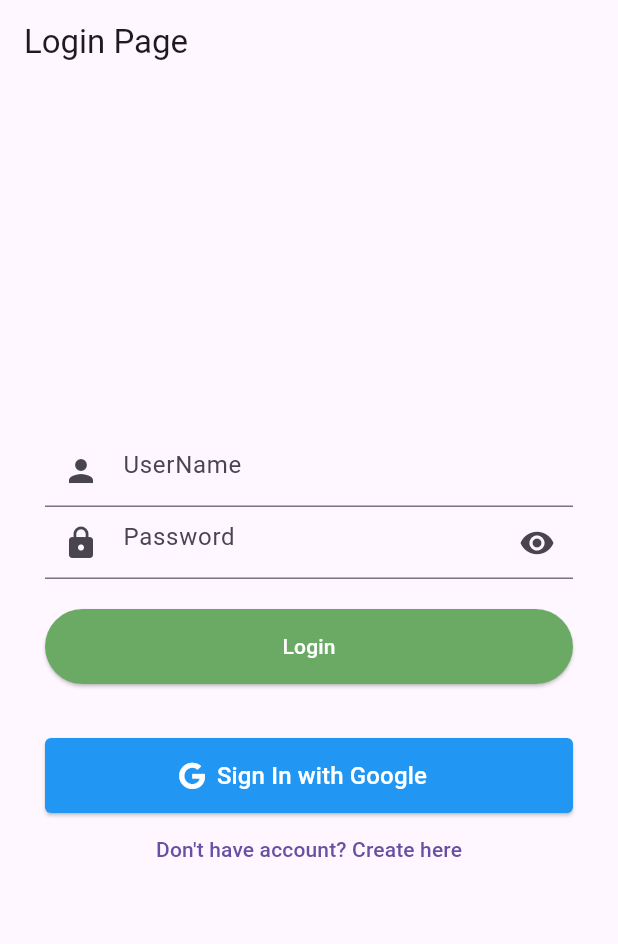
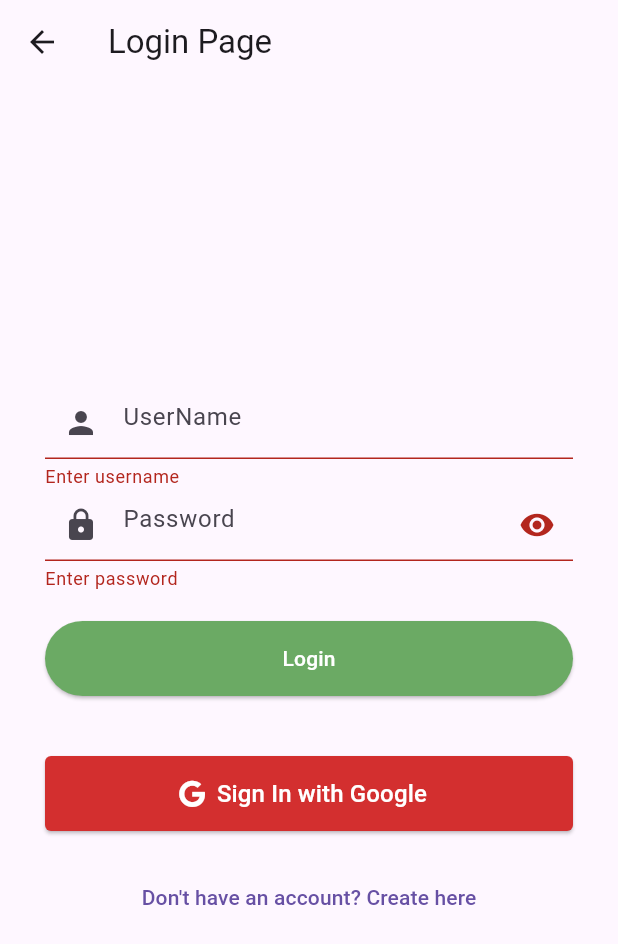
Before and after one commit to dchaitu/otp_boxes, a Flutter app: the screen it shows after launch, after a tap on "Login", on a phone screen of 412 x 824 dp. Shown: the top 944 px of the screen. Run offline on Flutter 3.47's test engine with Material 3 defaults, Android fonts, the phone set to English and light mode, and no system bars; our stand-ins replace firebase_auth, firebase_core, flutter_riverpod, font_awesome_flutter, google_sign_in, shared_preferences; accounts and stored records are empty.

Commit message:
user validation done

```diff
--- a/lib/provider/get_word_from_words_provider.dart
+++ b/lib/provider/get_word_from_words_provider.dart
@@ -108,7 +108,7 @@ class ApiService {
           headers: {
             "Content-Type": "application/json",
             "Accept": "application/json",
-            "Token": token
+            // "Token": token
           },
           body: jsonEncode({"username": username, "password": password})
 
--- a/lib/screens/login_screen.dart
+++ b/lib/screens/login_screen.dart
@@ -1,14 +1,13 @@
 import 'package:flutter/material.dart';
 import 'package:flutter_riverpod/flutter_riverpod.dart';
 import 'package:font_awesome_flutter/font_awesome_flutter.dart';
-import 'package:otp_boxes/game_logic.dart';
 import 'package:otp_boxes/provider/validation_providers.dart';
+import 'package:otp_boxes/provider/get_word_from_words_provider.dart';
 import 'package:otp_boxes/screens/register_screen.dart';
 import 'package:otp_boxes/screens/username_screen.dart';
 import 'package:otp_boxes/services/auth_service.dart';
 import 'package:otp_boxes/utils/user_details_shared_pref.dart';
 import 'package:otp_boxes/widgets/keyboard_listener_widget.dart';
-
 import '../constants/colors.dart';
 
 class LoginScreen extends ConsumerStatefulWidget {
@@ -21,6 +20,7 @@ class LoginScreen extends ConsumerStatefulWidget {
 class _LoginScreenState extends ConsumerState<LoginScreen> {
   TextEditingController userController = TextEditingController();
   TextEditingController passwordController = TextEditingController();
+  bool _isLoading = false;
   var token;
   @override
   void initState() {
@@ -36,13 +36,23 @@ class _LoginScreenState extends ConsumerState<LoginScreen> {
     super.dispose();
   }
 
+  // Helper method to show error message safely
+  void _showErrorMessage(String message) {
+    if (!mounted) return;
+
+    // Ensure we have a Scaffold in the widget tree
+    final scaffoldMessenger = ScaffoldMessenger.of(context);
+    scaffoldMessenger.clearSnackBars();
+    scaffoldMessenger.showSnackBar(
+      SnackBar(content: Text(message)),
+    );
+  }
+
   @override
   Widget build(BuildContext context) {
     final formKey = GlobalKey<FormState>();
 
-    return MaterialApp(
-      debugShowCheckedModeBanner: false,
-      home: Scaffold(
+    return Scaffold(
       appBar: AppBar(
         title: const Text('Login Page'),
       ),
@@ -57,72 +67,87 @@ class _LoginScreenState extends ConsumerState<LoginScreen> {
                 decoration: const InputDecoration(
                     hintText: "UserName", prefixIcon: Icon(Icons.person)),
                 controller: userController,
-                  validator: (value) =>
-                      value!.isEmpty ? "Enter username" : null,
+                validator: (value) => value!.isEmpty ? "Enter username" : null,
               ),
               TextFormField(
                 decoration: InputDecoration(
                     hintText: "Password",
                     prefixIcon: const Icon(Icons.lock),
-                      suffixIcon: IconButton(onPressed: () {
-                          print("Show password is ${ref.read(showObscureTextProvider)}");
+                    suffixIcon: IconButton(
+                        onPressed: () {
+                          print(
+                              "Show password is ${ref.read(showObscureTextProvider)}");
                           ref.read(showObscureTextProvider.notifier).state =
                               !ref.read(showObscureTextProvider);
                         },
-                          icon: const Icon(Icons.remove_red_eye))
-
-                    ),
+                        icon: const Icon(Icons.remove_red_eye))),
                 obscureText: ref.watch(showObscureTextProvider),
                 controller: passwordController,
-                    validator: (value)=> value!.isEmpty? "Enter password":null,
+                validator: (value) => value!.isEmpty ? "Enter password" : null,
               ),
-
               Container(
-                    margin: EdgeInsets.symmetric(vertical: 20),
-                    child:  SizedBox(
+                margin: const EdgeInsets.symmetric(vertical: 20),
+                child: SizedBox(
                   width: double.infinity,
                   height: 50,
                   child: ElevatedButton(
-                          style:ButtonStyle(backgroundColor:WidgetStateProperty.all(correctGreen)),
+                    style: ButtonStyle(
+                        backgroundColor: WidgetStateProperty.all(correctGreen)),
                     onPressed: () async {
-                          String username = userController.text.trim().toString();
-                          String password = passwordController.text.trim().toString();
-                          var newTok = await getJwtToken(username,  password);
-                          Map<String, dynamic>? tokenResponse =
-                          await userLoginWithToken(username, password, context, ref);
-                          print("Inside login screen $newTok");
-                          print("tokenResponse in login screen  $tokenResponse");
+                      if (!formKey.currentState!.validate()) return;
 
+                      setState(() {
+                        _isLoading = true;
+                      });
 
-                          if (tokenResponse != null && tokenResponse["access"] != null) {
-                            String newToken = tokenResponse["access"];
-                            await UserDetailsSharedPref.setToken(newToken);
+                      try {
+                        final username = userController.text.trim();
+                        final password = passwordController.text.trim();
+
+                        // First validate credentials using userLogin
+                        final loginResponse = await ref
+                            .read(wordsFromAPIProvider)
+                            .userLogin(username, password);
+                        print("Login Response: $loginResponse");
+
+                        if (loginResponse != null && loginResponse["access"] != null) {
+                          // Save token and username from login response
+                          await UserDetailsSharedPref.setToken(loginResponse['access']!);
                           await UserDetailsSharedPref.setUserName(username);
 
-                            Future.delayed(Duration.zero, (){
-                              Navigator.push(
+                          if (!mounted) return;
+                          Navigator.pushReplacement(
                             context,
                             MaterialPageRoute(
-                                  builder: (context) =>
-                                  const KeyboardListenerWidget(),
+                              builder: (context) => const KeyboardListenerWidget(),
                             ),
                           );
+                          return;
+                        }
+
+                        // If we get here, login failed
+                        if (!mounted) return;
+                        _showErrorMessage('Invalid username or password');
+                      } catch (e) {
+                        if (!mounted) return;
+                        _showErrorMessage(
+                            'An error occurred. Please try again.');
+                      } finally {
+                        if (mounted) {
+                          setState(() {
+                            _isLoading = false;
                           });
                         }
-                          else{
-
-
-                            await Future.delayed(Duration(milliseconds: 100)); // optional but helps in some cases
-
-                            ScaffoldMessenger.of(context).showSnackBar(SnackBar(content: Text("Login failed")));
                       }
                     },
-                        child: const Text("Login",style: TextStyle(color: Colors.white),),
+                    child: _isLoading
+                        ? const CircularProgressIndicator(color: Colors.white)
+                        : const Text("Login",
+                            style: TextStyle(color: Colors.white)),
                   ),
                 ),
               ),
-
-                  const SizedBox(height: 16),
+              const SizedBox(height: 20),
               SizedBox(
                 width: double.infinity,
                 height: 50,
@@ -134,7 +159,6 @@ class _LoginScreenState extends ConsumerState<LoginScreen> {
                       final userCredential = await authService.signInWithGoogle();
 
                       if (userCredential?.user != null) {
-                            // Navigate to username screen after successful Google sign in
                         if (!mounted) return;
                         Navigator.pushReplacement(
                           context,
@@ -147,19 +171,15 @@ class _LoginScreenState extends ConsumerState<LoginScreen> {
                         );
                       } else {
                         if (!mounted) return;
-                            ScaffoldMessenger.of(context).showSnackBar(
-                              const SnackBar(content: Text('Failed to sign in with Google')),
-                            );
+                        _showErrorMessage('Failed to sign in with Google');
                       }
                     } catch (e) {
                       if (!mounted) return;
-                          ScaffoldMessenger.of(context).showSnackBar(
-                            SnackBar(content: Text('Error: $e')),
-                          );
+                      _showErrorMessage('Error: ${e.toString()}');
                     }
                   },
                   style: ElevatedButton.styleFrom(
-                        backgroundColor: Colors.blue,
+                    backgroundColor: Colors.red[700],
                     shape: RoundedRectangleBorder(
                       borderRadius: BorderRadius.circular(4),
                     ),
@@ -170,46 +190,28 @@ class _LoginScreenState extends ConsumerState<LoginScreen> {
                   ),
                 ),
               ),
-
-
-                  TextButton(onPressed: () {
-                    Navigator.push(context,
-                        MaterialPageRoute(builder: (context) => const RegisterScreen())
+              const SizedBox(height: 20),
+              TextButton(
+                onPressed: () {
+                  Navigator.push(
+                    context,
+                    MaterialPageRoute(
+                      builder: (context) => const RegisterScreen(),
+                    ),
                   );
                 },
-                      child: const Text("Don't have account? Create here"))
+                child: const Text("Don't have an account? Create here"),
+              ),
             ],
           ),
         ),
       ),
-        ),
-      // ),
     );
   }
 
-  Future<void> loginUser(TextEditingController userController,
-      TextEditingController passwordController, BuildContext context) async {
-    {
-      String username = userController.text.toString();
-      String password = passwordController.text.toString();
-      print("Inside login screen");
-      Map<String, dynamic>? tokenResponse =
-          await userLoginWithToken(username, password, context, ref);
-      if (tokenResponse?["access"].isNotEmpty) {
-        Future.delayed(Duration.zero, () {
-          Navigator.push(
-            context,
-            MaterialPageRoute(
-              builder: (context) => const KeyboardListenerWidget(),
-            ),
-          );
-        });
-      }
-    }
-  }
 
   Future<void> checkLoginStatus() async {
-    String? storedToken = await UserDetailsSharedPref.getUserToken();
+    String? storedToken = UserDetailsSharedPref.getUserToken();
 
     if (storedToken != null && storedToken.isNotEmpty) {
       // Verify token validity (optional: make an API call to check)
```
Lines whose indentation alone changed are shown as unchanged.
